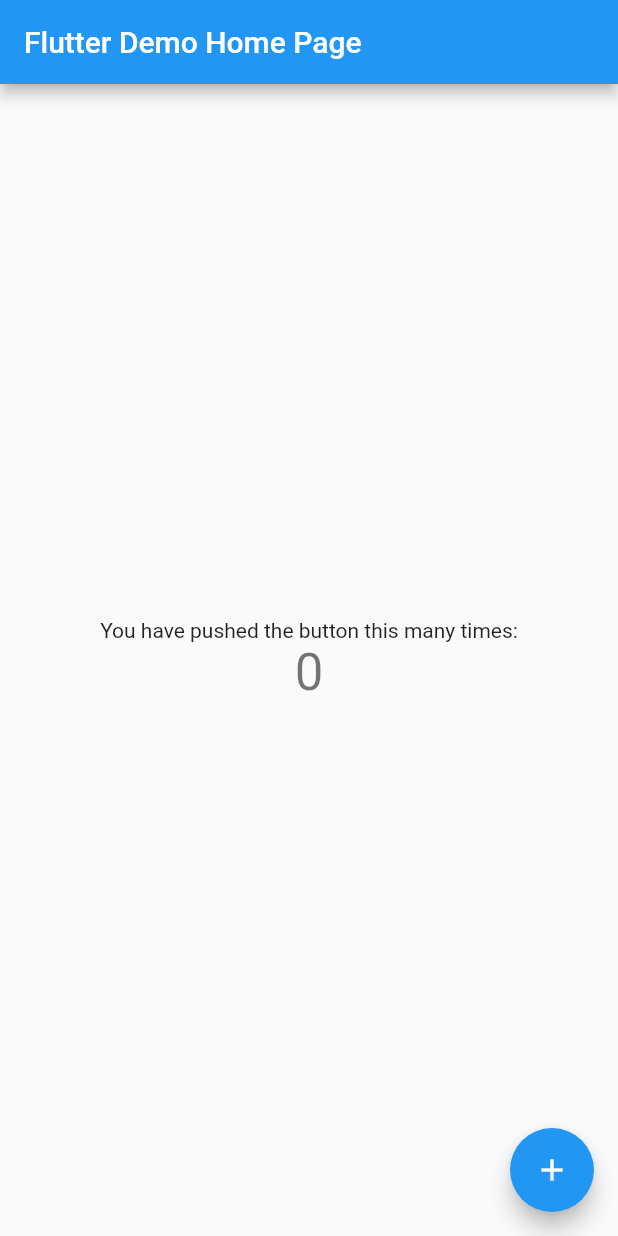
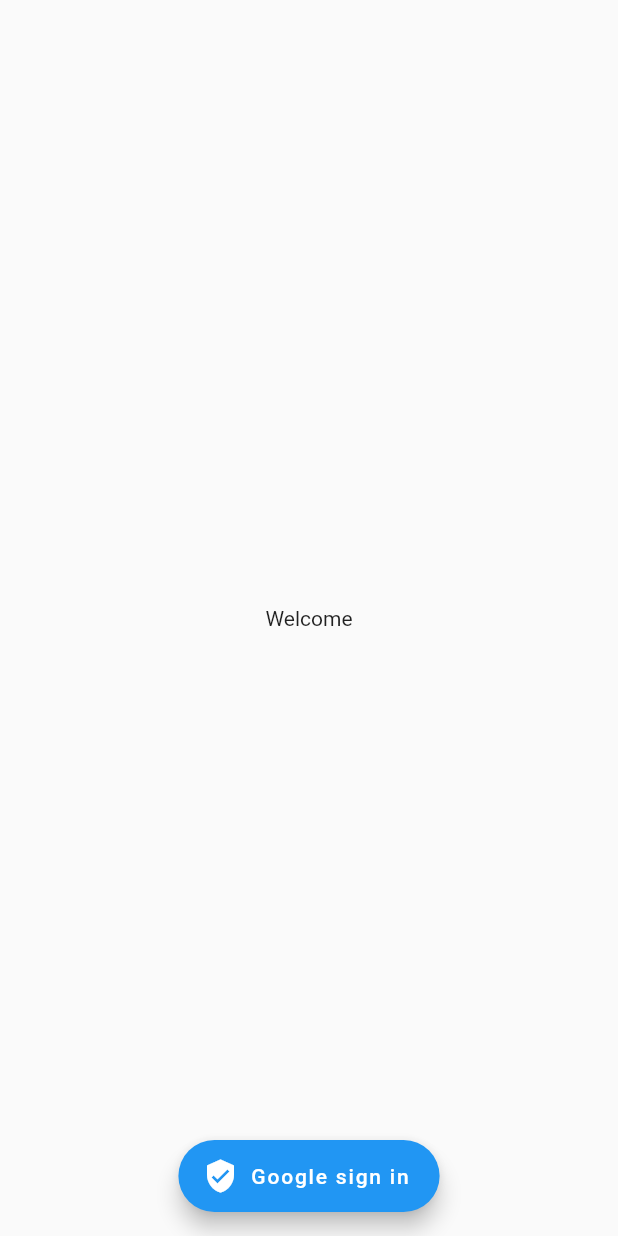
Before and after one commit to sultanmyrza/timetracker, a Flutter app: the screen it shows after launch, on a phone screen of 412 x 824 dp. Run offline on Flutter 3.47's test engine with Material 2 defaults, Android fonts, the phone set to English and light mode, and no system bars; our stand-ins replace firebase_auth, google_sign_in; accounts and stored records are empty.

Commit message:
add google sig-in (ios only)

```diff
--- a/lib/main.dart
+++ b/lib/main.dart
@@ -1,4 +1,6 @@
+import 'package:firebase_auth/firebase_auth.dart';
 import 'package:flutter/material.dart';
+import 'package:timetracker/screens/login_screen.dart';
 
 void main() => runApp(MyApp());
 
@@ -9,18 +11,36 @@ class MyApp extends StatelessWidget {
     return MaterialApp(
       title: 'Flutter Demo',
       theme: ThemeData(
-        // This is the theme of your application.
-        //
-        // Try running your application with "flutter run". You'll see the
-        // application has a blue toolbar. Then, without quitting the app, try
-        // changing the primarySwatch below to Colors.green and then invoke
-        // "hot reload" (press "r" in the console where you ran "flutter run",
-        // or simply save your changes to "hot reload" in a Flutter IDE).
-        // Notice that the counter didn't reset back to zero; the application
-        // is not restarted.
         primarySwatch: Colors.blue,
       ),
-      home: MyHomePage(title: 'Flutter Demo Home Page'),
+      home: StreamBuilder(
+        stream: FirebaseAuth.instance.onAuthStateChanged,
+        builder: (context, AsyncSnapshot<FirebaseUser> snapshot) {
+          if (snapshot.hasData && snapshot.data.email != null) {
+            var userPath = snapshot.data.email;
+
+            return MyHomePage(title: userPath);
+//            return StreamBuilder(
+//                stream: Firestore.instance.collection(userPath).snapshots(),
+//                builder: (context, AsyncSnapshot<QuerySnapshot> snapshot) {
+//                  if (snapshot.hasData) {
+//                    return BlocProvider(
+//                      uuid: Uuid(),
+//                      goalsBloc: GoalsBloc(
+//                          userPath: userPath,
+//                          initialDataFromFirebase: snapshot.data.documents),
+//                      child: HomeScreen(),
+//                    );
+//                  } else {
+//                    return Text("Fettching data from firebase");
+//                  }
+//                });
+          } else {
+            return LoginScreen();
+          }
+        },
+      ),
+//      home: MyHomePage(title: 'Flutter Demo Home Page'),
     );
   }
 }
--- /dev/null
+++ b/lib/screens/login_screen.dart
@@ -0,0 +1,43 @@
+import 'package:firebase_auth/firebase_auth.dart';
+import 'package:flutter/material.dart';
+import 'package:google_sign_in/google_sign_in.dart';
+
+class LoginScreen extends StatefulWidget {
+  @override
+  _LoginScreenState createState() => _LoginScreenState();
+}
+
+class _LoginScreenState extends State<LoginScreen> {
+  @override
+  Widget build(BuildContext context) {
+    return Scaffold(
+      body: Center(
+        child: Text("Welcome"),
+      ),
+      floatingActionButtonLocation: FloatingActionButtonLocation.centerFloat,
+      floatingActionButton: FloatingActionButton.extended(
+        onPressed: () async {
+          final GoogleSignIn googleSignIn = GoogleSignIn();
+          final FirebaseAuth firebaseAuth = FirebaseAuth.instance;
+          final GoogleSignInAccount googleUser = await googleSignIn.signIn();
+
+          final GoogleSignInAuthentication googleAuth =
+              await googleUser.authentication;
+
+          final AuthCredential credential = GoogleAuthProvider.getCredential(
+            accessToken: googleAuth.accessToken,
+            idToken: googleAuth.idToken,
+          );
+
+          FirebaseAuth firebaseAuthInstance = firebaseAuth;
+          final FirebaseUser firebaseUser =
+              await firebaseAuthInstance.signInWithCredential(credential);
+
+          print("signed in " + firebaseUser.displayName);
+        },
+        icon: Icon(Icons.verified_user),
+        label: Text("Google sign in"),
+      ),
+    );
+  }
+}
```
Also changed, not shown: 2 other files.
